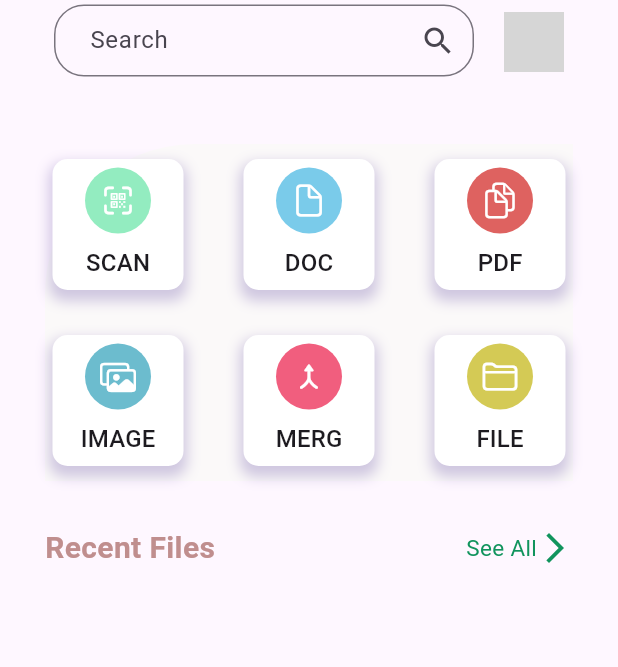
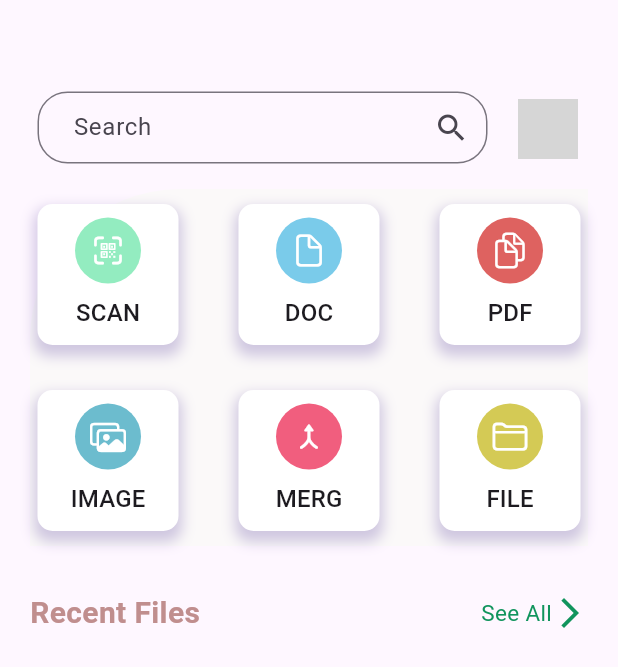
Before and after one commit to GihanSisiraKumara/PDF_Converter_Mobile_App, a Flutter app: the HomeScreen screen opened directly, on a phone screen of 412 x 824 dp. Shown: the top 667 px of the screen. Run offline on Flutter 3.47's test engine with Material 3 defaults, Android fonts, the phone set to English and light mode, and no system bars; our stand-ins replace image_picker, permission_handler, smooth_page_indicator; Roboto replaces fonts that are missing (inter); grey boxes are pictures that could not be loaded.

Commit message:
edit page ui design

```diff
--- a/lib/Screen/Dashbord/HomeScreen.dart
+++ b/lib/Screen/Dashbord/HomeScreen.dart
@@ -16,18 +16,24 @@ class _HomeScreenState extends State<HomeScreen> {
     return Scaffold(
       appBar: AppBar(
         automaticallyImplyLeading: false,
-        title: Row(
+      ),
+      body: Padding(
+        padding: const EdgeInsets.symmetric(vertical: 0, horizontal: 20),
+        child: Column(
+          mainAxisAlignment: MainAxisAlignment.start,
+          children: [
+            Row(
               children: [
                 const Padding(
-              padding: EdgeInsets.symmetric(vertical: 10, horizontal: 20),
+                  padding: EdgeInsets.symmetric(vertical: 5.0, horizontal: 5),
                   child: SizedBox(
-                width: 280, // Set the desired width
+                    width: 300, // Set the desired width
                     height: 50,
                     child: TextField(
                       // onChanged: (value) => _runFilter(value),
                       decoration: InputDecoration(
-                    contentPadding:
-                        EdgeInsets.symmetric(vertical: 10.0, horizontal: 20),
+                        contentPadding: EdgeInsets.symmetric(
+                            vertical: 10.0, horizontal: 20),
                         suffixIcon: Icon(Icons.search),
                         hintText: "Search",
                         border: OutlineInputBorder(
@@ -38,7 +44,7 @@ class _HomeScreenState extends State<HomeScreen> {
                     ),
                   ),
                 ),
-            const SizedBox(width: 0),
+                const SizedBox(width: 15),
                 GestureDetector(
                   onTap: () {
                     Navigator.push(
@@ -65,12 +71,6 @@ class _HomeScreenState extends State<HomeScreen> {
                 ),
               ],
             ),
-      ),
-      body: Padding(
-        padding: const EdgeInsets.all(30),
-        child: Column(
-          mainAxisAlignment: MainAxisAlignment.start,
-          children: [
             const SizedBox(height: 10),
             Container(
               padding: const EdgeInsets.symmetric(horizontal: 5),
```
Lines whose indentation alone changed are shown as unchanged.
